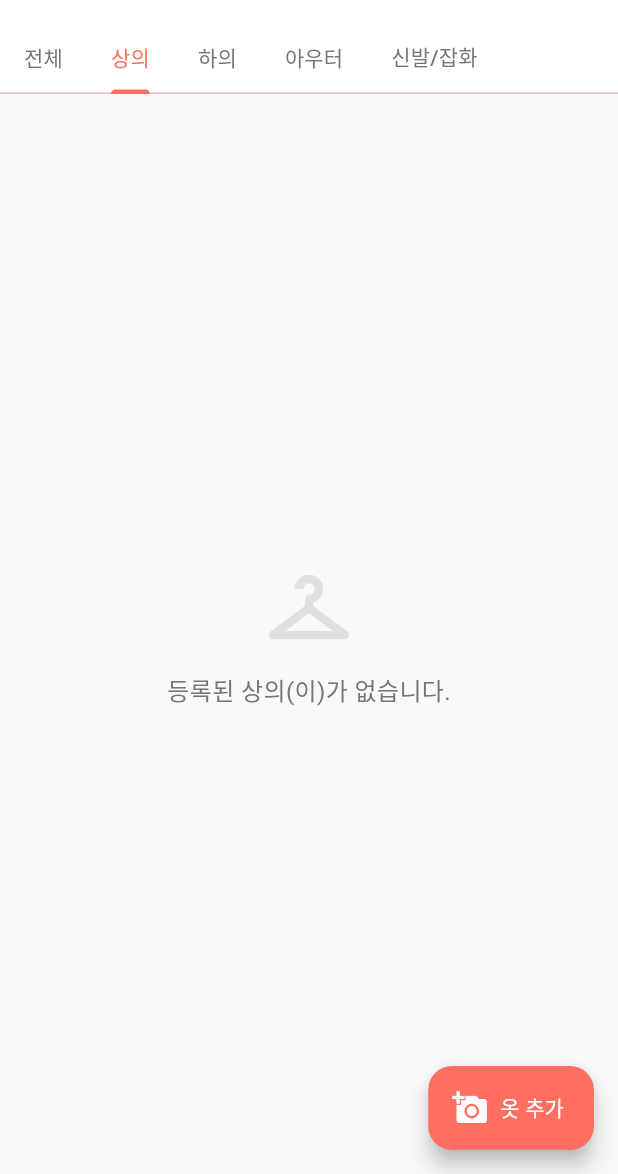
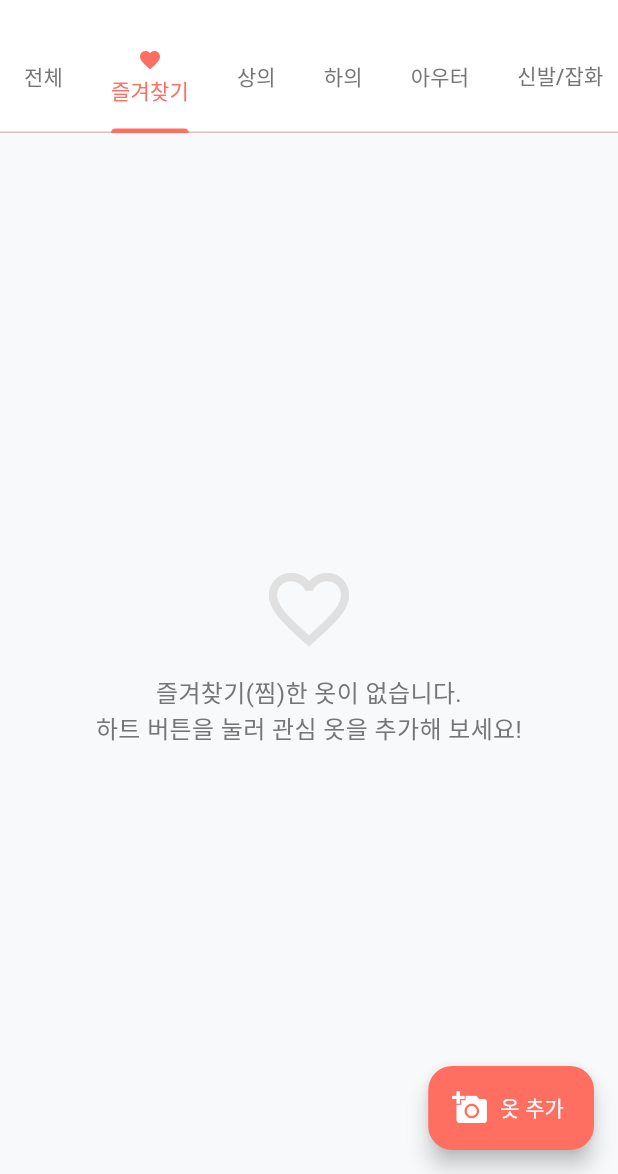
Before and after one commit to sumin-coder/school_project, a Flutter app: the ClosetScreen screen opened directly with empty values, tab 2 chosen, on a phone screen of 412 x 824 dp, the part 62-1236 px from its top. Run offline on Flutter 3.47's test engine with Material 3 defaults, Android fonts, the phone set to English and light mode, and no system bars; our stand-ins replace cloud_firestore, firebase_auth, firebase_core, geolocator, google_sign_in, image_picker; missing offline and left inert: flutter_naver_login, kakao_flutter_sdk; accounts and stored records are empty.

Commit message:
feat: Add Favorites tab in ClosetScreen & remove 3D avatar banner from HomeScreen

```diff
--- a/lib/screens/closet_screen.dart
+++ b/lib/screens/closet_screen.dart
@@ -115,7 +115,7 @@ class _ClosetScreenState extends State<ClosetScreen> {
     final isDarkMode = Theme.of(context).brightness == Brightness.dark;
 
     return DefaultTabController(
-      length: 5,
+      length: 6,
       child: Scaffold(
         appBar: AppBar(
           title: const Text('스마트 옷장'),
@@ -134,6 +134,7 @@ class _ClosetScreenState extends State<ClosetScreen> {
             unselectedLabelColor: isDarkMode ? Colors.grey[400] : Colors.grey[600],
             tabs: const [
               Tab(text: '전체'),
+              Tab(icon: Icon(Icons.favorite, size: 16), text: '즐겨찾기'),
               Tab(text: '상의'),
               Tab(text: '하의'),
               Tab(text: '아우터'),
@@ -155,6 +156,7 @@ class _ClosetScreenState extends State<ClosetScreen> {
             return TabBarView(
               children: [
                 _buildClothingGrid('전체', clothes, isDarkMode),
+                _buildClothingGrid('즐겨찾기', clothes, isDarkMode),
                 _buildClothingGrid('상의', clothes, isDarkMode),
                 _buildClothingGrid('하의', clothes, isDarkMode),
                 _buildClothingGrid('아우터', clothes, isDarkMode),
@@ -181,7 +183,9 @@ class _ClosetScreenState extends State<ClosetScreen> {
   ) {
     final filteredList = category == '전체'
         ? allClothes
-        : allClothes.where((item) => item.category == category).toList();
+        : category == '즐겨찾기'
+            ? allClothes.where((item) => item.isFavorite).toList()
+            : allClothes.where((item) => item.category == category).toList();
 
     if (filteredList.isEmpty) {
       return Center(
@@ -189,13 +193,16 @@ class _ClosetScreenState extends State<ClosetScreen> {
           mainAxisAlignment: MainAxisAlignment.center,
           children: [
             Icon(
-              Icons.checkroom,
+              category == '즐겨찾기' ? Icons.favorite_border : Icons.checkroom,
               size: 64,
               color: isDarkMode ? Colors.grey[700] : Colors.grey[300],
             ),
             const SizedBox(height: 12),
             Text(
-              '등록된 $category(이)가 없습니다.',
+              category == '즐겨찾기'
+                  ? '즐겨찾기(찜)한 옷이 없습니다.\n하트 버튼을 눌러 관심 옷을 추가해 보세요!'
+                  : '등록된 $category(이)가 없습니다.',
+              textAlign: TextAlign.center,
               style: TextStyle(
                 color: isDarkMode ? Colors.grey[400] : Colors.grey[600],
                 fontSize: 16,
```
Also changed, not shown: lib/screens/home_screen.dart (+0 -58 lines), 2 other files.
